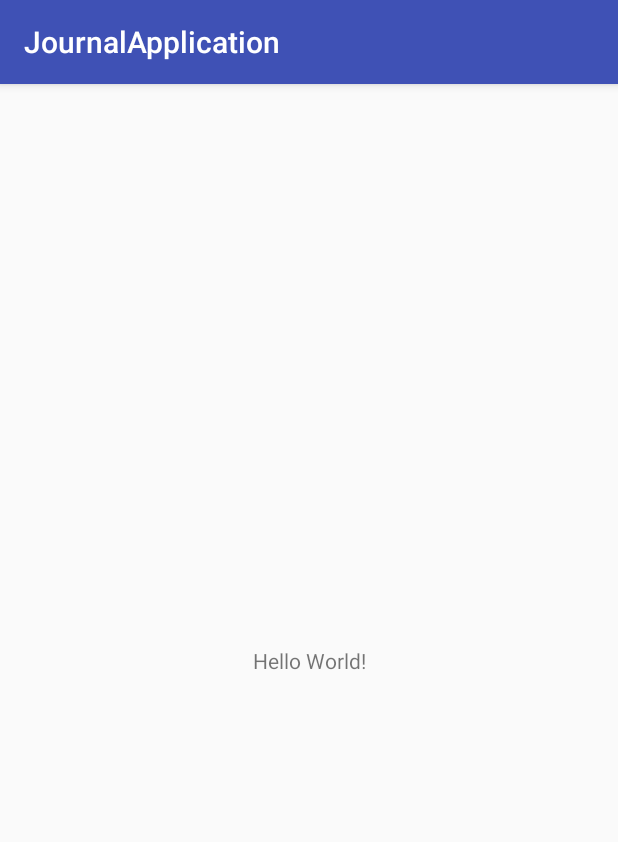
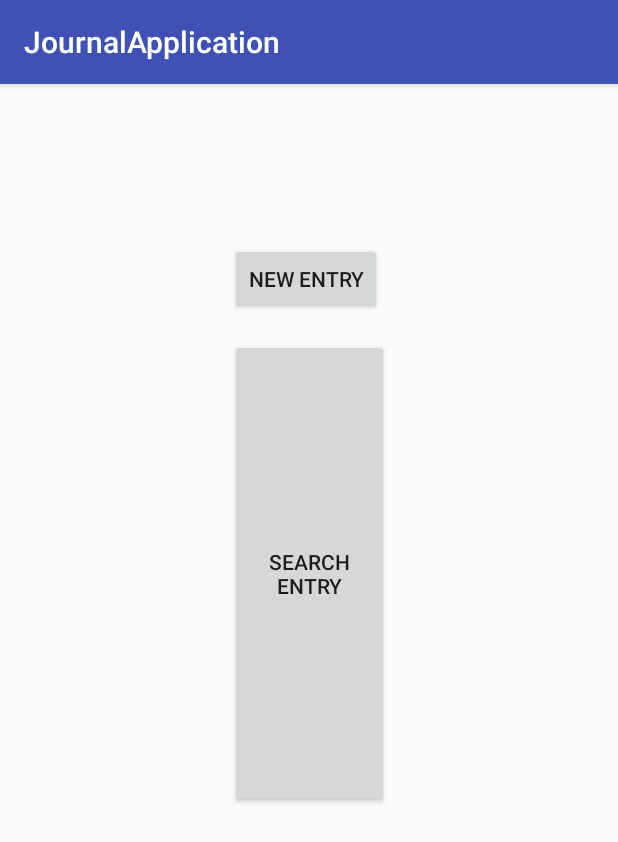
Before and after one commit to icygub/journal-app, an Android app: the screen it shows after launch (MainActivity), on a phone screen of 412 x 824 dp. Shown: the top 842 px of the screen. Run offline under Robolectric (Android 15) with nearby library versions, the phone set to English and light mode, and no system bars.

Commit message:
Merge branch 'Jordan' of C:\Users\Copper\StudioProjects\journal-app with conflicts.

```diff
--- a/app/src/main/res/layout/activity_main.xml
+++ b/app/src/main/res/layout/activity_main.xml
@@ -4,15 +4,30 @@
     xmlns:tools="http://schemas.android.com/tools"
     android:layout_width="match_parent"
     android:layout_height="match_parent"
-    tools:context="com.example.cs260.journalapplication.MainActivity">
+    tools:context="com.example.cs260.journalapplication.MainActivity"
+    tools:layout_editor_absoluteY="81dp">
 
-    <TextView
+    <Button
+        android:id="@+id/NewEntry_btn"
         android:layout_width="wrap_content"
         android:layout_height="wrap_content"
-        android:text="Hello World!"
-        app:layout_constraintBottom_toBottomOf="parent"
-        app:layout_constraintLeft_toLeftOf="parent"
-        app:layout_constraintRight_toRightOf="parent"
+        android:layout_marginBottom="16dp"
+        android:layout_marginTop="106dp"
+        android:onClick="CreateNewEntryClicked"
+        android:text="New Entry"
+        app:layout_constraintBottom_toTopOf="@+id/SearchEntry_btn"
+        app:layout_constraintStart_toStartOf="@+id/SearchEntry_btn"
         app:layout_constraintTop_toTopOf="parent" />
 
+    <Button
+        android:id="@+id/SearchEntry_btn"
+        android:layout_width="106dp"
+        android:layout_height="0dp"
+        android:layout_marginBottom="285dp"
+        android:onClick="SearchEntryClicked"
+        android:text="Search Entry"
+        app:layout_constraintBottom_toBottomOf="parent"
+        app:layout_constraintEnd_toEndOf="parent"
+        app:layout_constraintStart_toStartOf="parent"
+        app:layout_constraintTop_toBottomOf="@+id/NewEntry_btn" />
 </android.support.constraint.ConstraintLayout>
```
